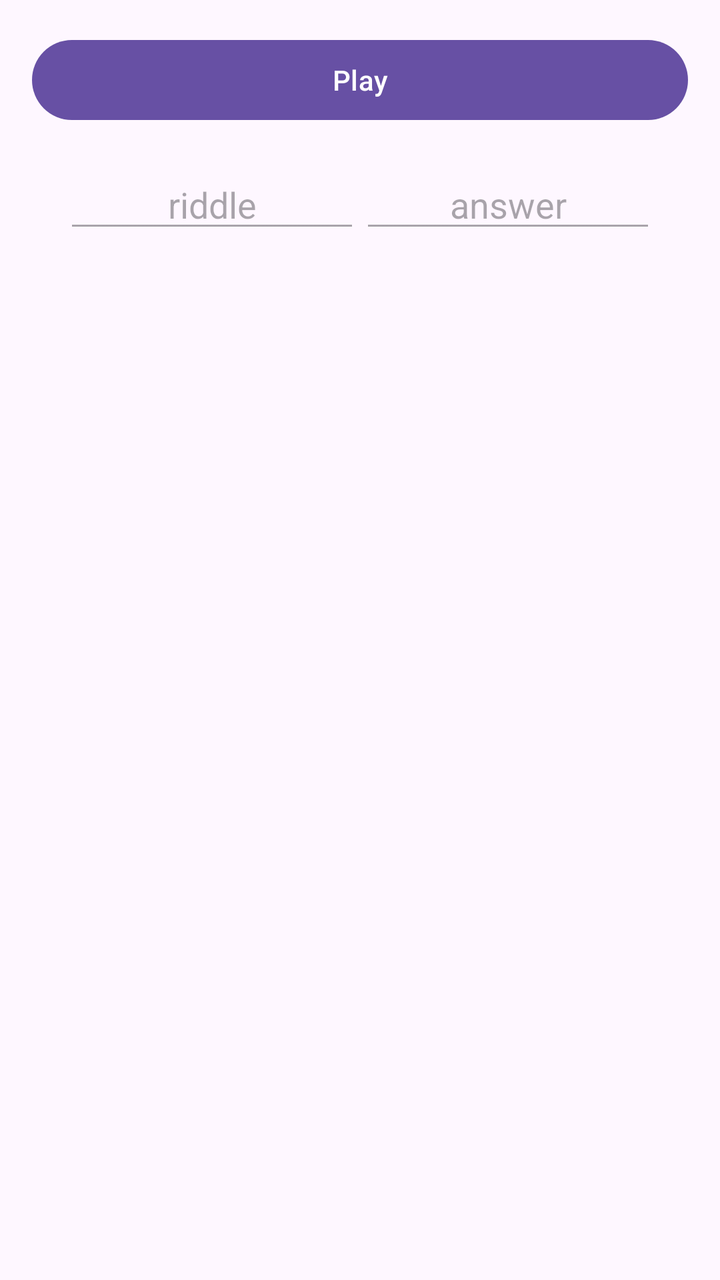
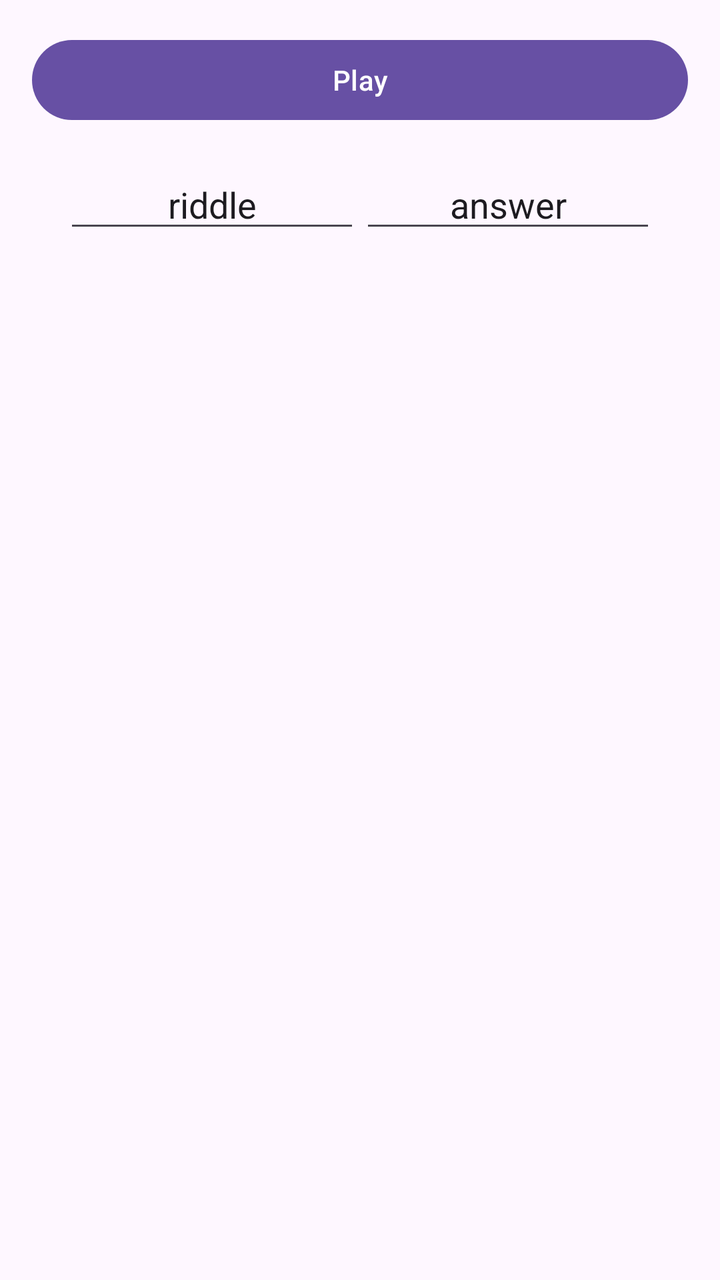

Before-and-after screenshots of an Android layout around one commit, followed by the original layout XML and the change that was made.
<!-- AndroidManifest.xml: application theme Theme.PracticalTest01Var08 -->
<!-- res/layout/activity_practical_test01_var08_main.xml -->
<?xml version="1.0" encoding="utf-8"?>
<LinearLayout xmlns:android="http://schemas.android.com/apk/res/android"
    android:id="@+id/main"
    android:layout_width="match_parent"
    android:layout_height="match_parent"
    android:orientation="vertical"
    android:padding="16dp">

    <Button
        android:id="@+id/b1"
        android:layout_width="match_parent"
        android:layout_height="wrap_content"
        android:text="Play" />

    <LinearLayout
        android:layout_width="match_parent"
        android:layout_height="wrap_content"
        android:orientation="horizontal"
        android:padding="16dp">

        <EditText
            android:id="@+id/e1"

            android:layout_width="0dp"
            android:layout_height="wrap_content"
            android:layout_weight="1"
            android:text="riddle"
            android:gravity="center"
            android:enabled="false"
            android:saveEnabled="true"/>

        <EditText
            android:id="@+id/e2"
            android:layout_width="0dp"
            android:layout_height="wrap_content"
            android:layout_weight="1"
            android:text="answer"
            android:gravity="center"
            android:enabled="false"
            android:saveEnabled="true"/>



    </LinearLayout>


</LinearLayout>
<!-- resources referenced by this layout -->
<resources>
  <style name="Theme.PracticalTest01Var08" parent="Base.Theme.PracticalTest01Var08" />
  <style name="Base.Theme.PracticalTest01Var08" parent="Theme.Material3.DayNight.NoActionBar">
          
          
      </style>
</resources>

<!-- the commit's change to res/layout/activity_practical_test01_var08_main.xml (unified diff, before → after) -->
@@ -25,8 +25,8 @@
             android:layout_height="wrap_content"
             android:layout_weight="1"
             android:text="riddle"
+            android:hint="riddle"
             android:gravity="center"
-            android:enabled="false"
             android:saveEnabled="true"/>
 
         <EditText
@@ -35,8 +35,8 @@
             android:layout_height="wrap_content"
             android:layout_weight="1"
             android:text="answer"
+            android:hint="answer"
             android:gravity="center"
-            android:enabled="false"
             android:saveEnabled="true"/>
 
 
